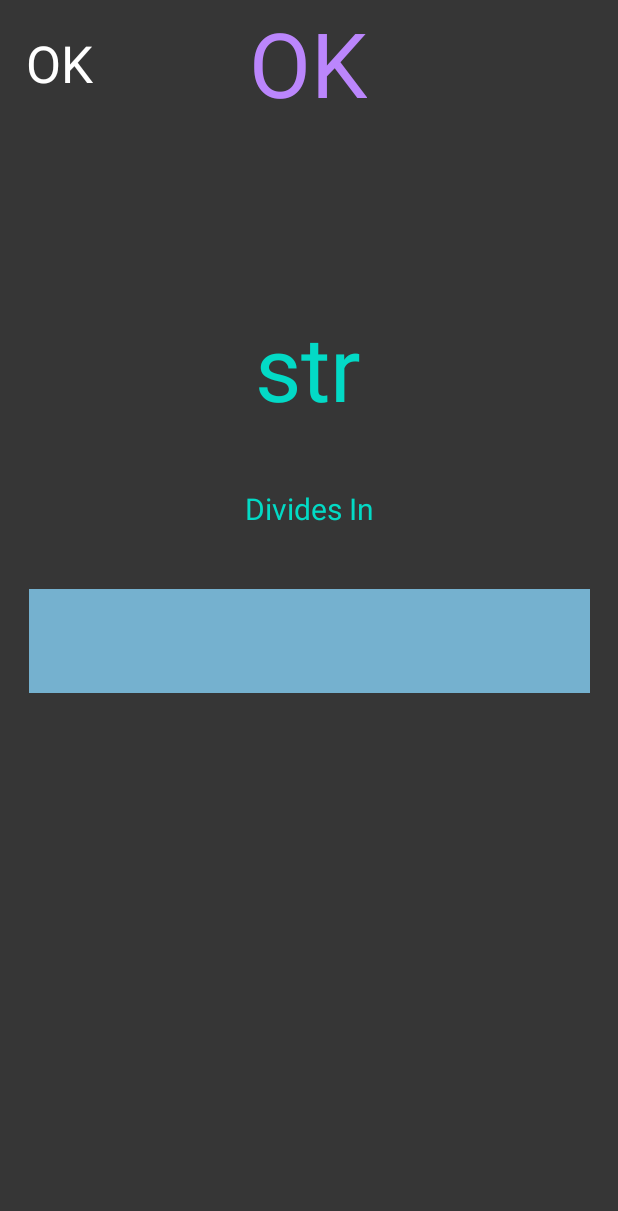
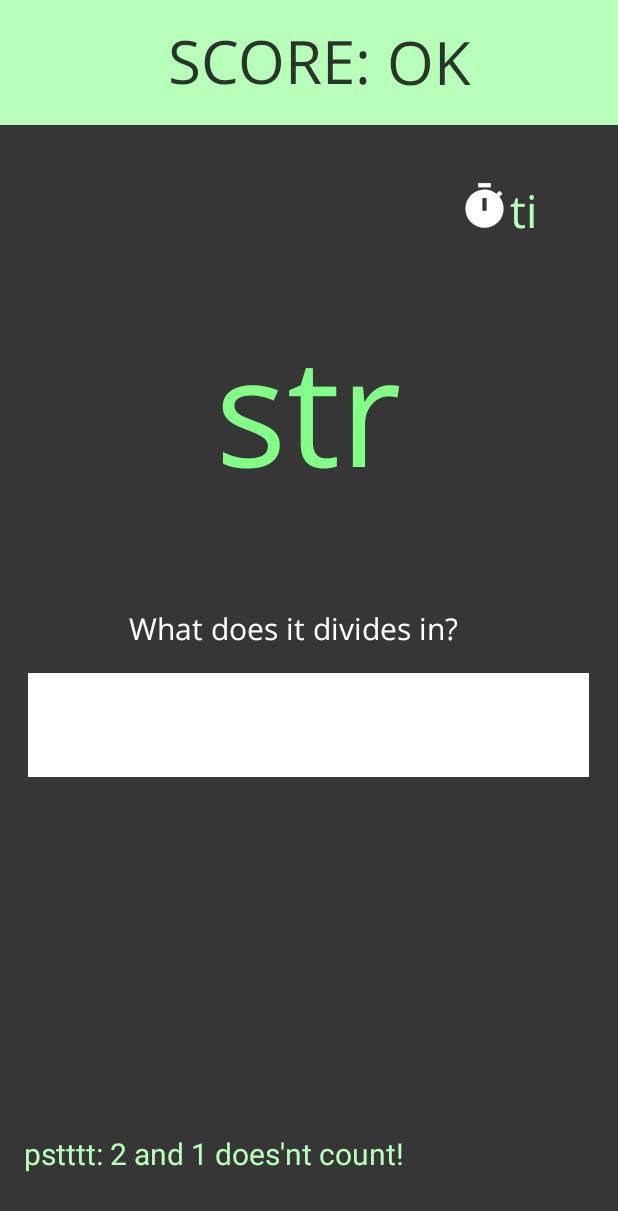
Before and after one commit to Enterisr/MasterDividerApp, an Android app: the layout activity_main.xml on its own in the app's theme, with its tools: preview values and no code run, on a phone screen of 412 x 824 dp. Shown: the top 1211 px of the screen. Run offline under Robolectric (Android 15) with nearby library versions, the phone set to English and light mode, and no system bars.

Commit message:
adding color fade on result and fixing logic

```diff
--- /dev/null
+++ b/app/src/main/res/drawable/baseline_timer_24.xml
@@ -0,0 +1,6 @@
+<vector android:height="34dp" android:tint="#FFFFFF"
+    android:viewportHeight="24" android:viewportWidth="24"
+    android:width="34dp" xmlns:android="http://schemas.android.com/apk/res/android">
+    <path android:fillColor="@android:color/white" android:pathData="M9,1h6v2h-6z"/>
+    <path android:fillColor="@android:color/white" android:pathData="M19.03,7.39l1.42,-1.42c-0.43,-0.51 -0.9,-0.99 -1.41,-1.41l-1.42,1.42C16.07,4.74 14.12,4 12,4c-4.97,0 -9,4.03 -9,9c0,4.97 4.02,9 9,9s9,-4.03 9,-9C21,10.88 20.26,8.93 19.03,7.39zM13,14h-2V8h2V14z"/>
+</vector>
--- /dev/null
+++ b/app/src/main/res/drawable/baseline_timer_34.xml
@@ -0,0 +1,6 @@
+<vector android:height="34dp" android:tint="#FFFFFF"
+    android:viewportHeight="24" android:viewportWidth="24"
+    android:width="34dp" xmlns:android="http://schemas.android.com/apk/res/android">
+    <path android:fillColor="@android:color/white" android:pathData="M9,1h6v2h-6z"/>
+    <path android:fillColor="@android:color/white" android:pathData="M19.03,7.39l1.42,-1.42c-0.43,-0.51 -0.9,-0.99 -1.41,-1.41l-1.42,1.42C16.07,4.74 14.12,4 12,4c-4.97,0 -9,4.03 -9,9c0,4.97 4.02,9 9,9s9,-4.03 9,-9C21,10.88 20.26,8.93 19.03,7.39zM13,14h-2V8h2V14z"/>
+</vector>
--- a/app/src/main/res/layout/activity_main.xml
+++ b/app/src/main/res/layout/activity_main.xml
@@ -18,10 +18,11 @@
             android:layout_width="wrap_content"
             android:layout_height="wrap_content"
             android:layout_marginTop="204dp"
+            android:fontFamily="@font/open_sans"
             android:text="@string/_01"
-            android:textColor="@color/design_default_color_secondary"
+            android:textColor="#83FF88"
             android:textColorLink="@color/black"
-            android:textSize="60sp"
+            android:textSize="100sp"
             app:layout_constraintEnd_toEndOf="parent"
             app:layout_constraintHorizontal_bias="0.498"
             app:layout_constraintStart_toStartOf="parent"
@@ -33,11 +34,13 @@
             android:layout_height="69dp"
             android:layout_marginTop="108dp"
             android:autofillHints=""
-            android:background="#75B1CF"
+            android:background="@color/white"
             android:ems="10"
+            android:fontFamily="@font/open_sans"
             android:inputType="number"
             android:textColor="@color/black"
             app:layout_constraintEnd_toEndOf="parent"
+            app:layout_constraintHorizontal_bias="0.486"
             app:layout_constraintStart_toStartOf="parent"
             app:layout_constraintTop_toBottomOf="@+id/question"
             tools:text="@tools:sample/date/day_of_week" />
@@ -45,38 +48,40 @@
         <androidx.constraintlayout.widget.ConstraintLayout
             android:layout_width="412dp"
             android:layout_height="83dp"
+            android:background="@color/scoreBar"
+            android:id="@+id/scoreBar"
             app:layout_constraintEnd_toEndOf="parent"
             app:layout_constraintHorizontal_bias="1.0"
             app:layout_constraintStart_toStartOf="parent"
             app:layout_constraintTop_toTopOf="parent">
 
             <TextView
-                android:id="@+id/timerLabel"
-                android:layout_width="wrap_content"
-                android:layout_height="wrap_content"
-                android:text="@string/textview"
-                android:textColor="@color/white"
-                android:textSize="34sp"
+                android:id="@+id/textView"
+                android:layout_width="138dp"
+                android:layout_height="57dp"
+                android:layout_marginStart="112dp"
+                android:fontFamily="@font/open_sans"
+                android:text="@string/score"
+                android:textColor="#C9000000"
+                android:textSize="40sp"
                 app:layout_constraintBottom_toBottomOf="parent"
-                app:layout_constraintEnd_toEndOf="parent"
-                app:layout_constraintHorizontal_bias="0.048"
                 app:layout_constraintStart_toStartOf="parent"
                 app:layout_constraintTop_toTopOf="parent"
-                app:layout_constraintVertical_bias="0.51" />
+                app:layout_constraintVertical_bias="0.478" />
 
             <TextView
                 android:id="@+id/scoreLabel"
-                android:layout_width="wrap_content"
-                android:layout_height="wrap_content"
-                android:layout_marginEnd="64dp"
+                android:layout_width="82dp"
+                android:layout_height="56dp"
+                android:layout_marginStart="8dp"
+                android:fontFamily="@font/open_sans"
                 android:text="@string/textview"
-                android:textColor="@color/purple_200"
-                android:textSize="60sp"
+                android:textColor="#C9000000"
+                android:textSize="40sp"
                 app:layout_constraintBottom_toBottomOf="parent"
-                app:layout_constraintEnd_toEndOf="parent"
-                app:layout_constraintStart_toEndOf="@+id/timerLabel"
+                app:layout_constraintStart_toEndOf="@+id/textView"
                 app:layout_constraintTop_toTopOf="parent"
-                app:layout_constraintVertical_bias="0.51" />
+                app:layout_constraintVertical_bias="0.481" />
 
         </androidx.constraintlayout.widget.ConstraintLayout>
 
@@ -84,13 +89,44 @@
             android:id="@+id/dividesIn"
             android:layout_width="wrap_content"
             android:layout_height="wrap_content"
+            android:fontFamily="@font/open_sans"
             android:text="@string/divides_in"
-            android:textColor="@color/teal_200"
+            android:textColor="@color/white"
             android:textSize="20sp"
             app:layout_constraintBottom_toTopOf="@+id/input"
             app:layout_constraintEnd_toEndOf="parent"
+            app:layout_constraintHorizontal_bias="0.445"
             app:layout_constraintStart_toStartOf="parent"
-            app:layout_constraintTop_toBottomOf="@+id/question" />
+            app:layout_constraintTop_toBottomOf="@+id/question"
+            app:layout_constraintVertical_bias="0.802" />
+
+        <TextView
+            android:id="@+id/timerLabel"
+            android:layout_width="62dp"
+            android:layout_height="36dp"
+            android:layout_marginTop="120dp"
+            android:layout_marginEnd="44dp"
+            android:fontFamily="@font/open_sans"
+            android:text="@string/timer"
+            android:textColor="@color/scoreBar"
+            android:textSize="30sp"
+            app:drawableLeftCompat="@drawable/baseline_timer_34"
+            app:layout_constraintEnd_toEndOf="parent"
+            app:layout_constraintTop_toTopOf="parent" />
+
+        <TextView
+            android:id="@+id/textView2"
+            android:layout_width="wrap_content"
+            android:layout_height="wrap_content"
+            android:text="@string/pstttt_2_and_1_does_nt_count"
+            android:textColor="@color/scoreBar"
+            android:textSize="20sp"
+            app:layout_constraintBottom_toBottomOf="parent"
+            app:layout_constraintEnd_toEndOf="parent"
+            app:layout_constraintHorizontal_bias="0.101"
+            app:layout_constraintStart_toStartOf="parent"
+            app:layout_constraintTop_toTopOf="parent"
+            app:layout_constraintVertical_bias="0.948" />
 
     </androidx.constraintlayout.widget.ConstraintLayout>
 
--- a/app/src/main/res/values/colors.xml
+++ b/app/src/main/res/values/colors.xml
@@ -7,4 +7,9 @@
     <color name="teal_700">#FF018786</color>
     <color name="black">#FF000000</color>
     <color name="white">#FFFFFFFF</color>
+    <color name="yarokTpuah">#70B853</color>
+    <color name="scoreBar">#B9FFBC</color>
+    <color name="scoreBarHighlight">#37F940</color>
+
+    <color name="RED">#FF392A</color>
 </resources>
--- a/app/src/main/res/values/strings.xml
+++ b/app/src/main/res/values/strings.xml
@@ -1,7 +1,10 @@
 <resources>
     <string name="app_name">MasterDivider2</string>
     <string name="textview">OK</string>
-    <string name="divides_in">Divides In</string>
+    <string name="divides_in">What does it divides in?</string>
     <string name="string_01">str</string>
     <string name="_01">str</string>
+    <string name="timer">timer</string>
+    <string name="score">SCORE:</string>
+    <string name="pstttt_2_and_1_does_nt_count">pstttt: 2 and 1 does\'nt count!</string>
 </resources>
```
Also changed, not shown: app/src/main/java/com/example/masterdivider2/AnswerValidator.kt (added, +19 -0 lines), app/src/main/java/com/example/masterdivider2/GameManagerViewModel.kt (+21 -15 lines), app/src/main/java/com/example/masterdivider2/MainActivity.kt (+44 -12 lines), app/src/main/res/font/alef_bold.ttf (added), app/src/main/res/font/open_sans.ttf (added), build.gradle (line endings or trailing spaces).
